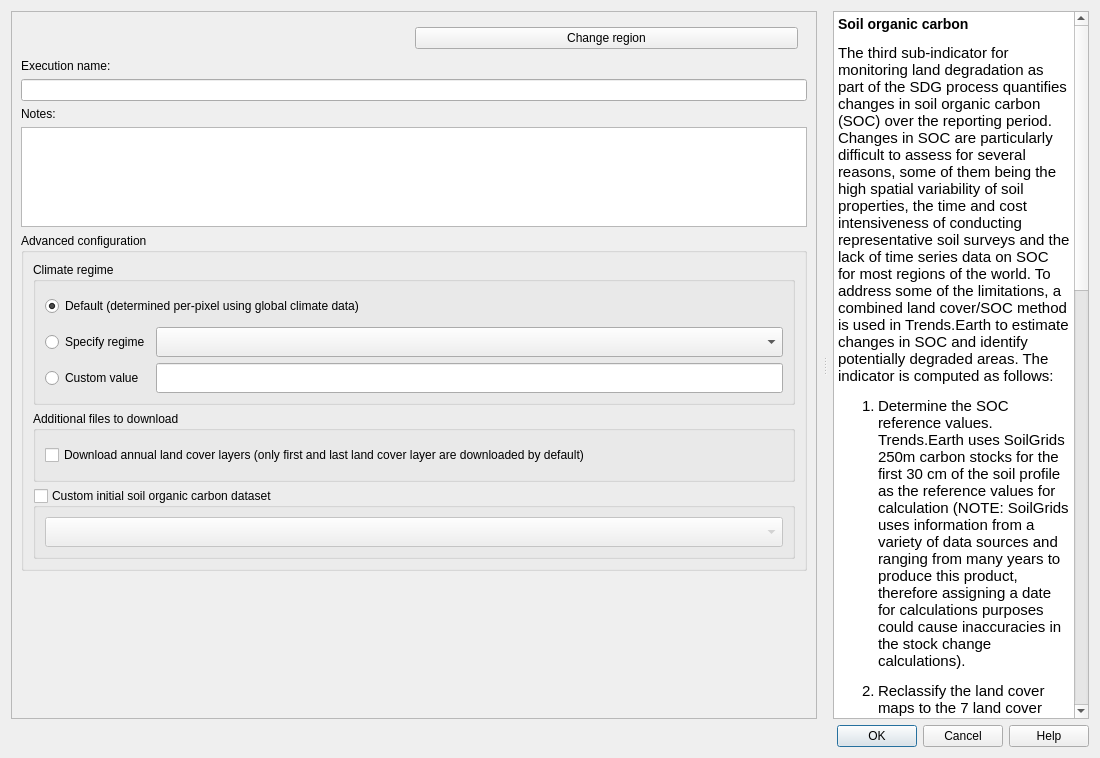
Above: LDMP/gui/DlgCalculateSOC.ui from ConservationInternational/trends.earth before the change. Below: the same form after it.
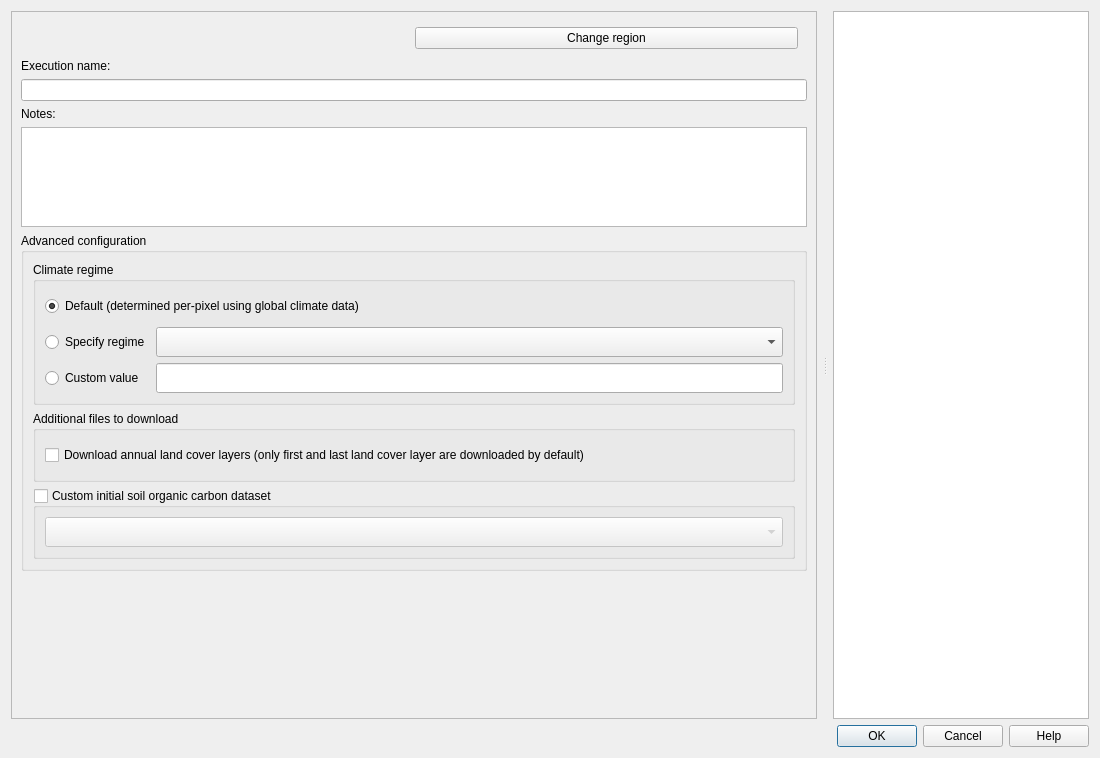
That is the form after the change. Custom widgets are drawn as their Qt base class.

```diff
--- a/LDMP/gui/DlgCalculateSOC.ui
+++ b/LDMP/gui/DlgCalculateSOC.ui
@@ -390,21 +390,7 @@
       <property name="accessibleName">
        <string/>
       </property>
-      <property name="html">
-       <string>&lt;!DOCTYPE HTML PUBLIC &quot;-//W3C//DTD HTML 4.0//EN&quot; &quot;http://www.w3.org/TR/REC-html40/strict.dtd&quot;&gt;
-&lt;html&gt;&lt;head&gt;&lt;meta name=&quot;qrichtext&quot; content=&quot;1&quot; /&gt;&lt;style type=&quot;text/css&quot;&gt;
-p, li { white-space: pre-wrap; }
-&lt;/style&gt;&lt;/head&gt;&lt;body style=&quot; font-family:'MS Shell Dlg 2'; font-size:12pt; font-weight:400; font-style:normal;&quot;&gt;
-&lt;h3 style=&quot; margin-top:14px; margin-bottom:12px; margin-left:0px; margin-right:0px; -qt-block-indent:0; text-indent:0px;&quot;&gt;&lt;span style=&quot; font-family:'Ubuntu'; font-size:11pt; font-weight:600;&quot;&gt;Soil organic carbon&lt;/span&gt;&lt;/h3&gt;
-&lt;p style=&quot; margin-top:12px; margin-bottom:12px; margin-left:0px; margin-right:0px; -qt-block-indent:0; text-indent:0px;&quot;&gt;&lt;span style=&quot; font-family:'Ubuntu'; font-size:11pt;&quot;&gt;The third sub-indicator for monitoring land degradation as part of the SDG process quantifies changes in soil organic carbon (SOC) over the reporting period. Changes in SOC are particularly difficult to assess for several reasons, some of them being the high spatial variability of soil properties, the time and cost intensiveness of conducting representative soil surveys and the lack of time series data on SOC for most regions of the world. To address some of the limitations, a combined land cover/SOC method is used in Trends.Earth to estimate changes in SOC and identify potentially degraded areas. The indicator is computed as follows:&lt;/span&gt;&lt;/p&gt;
-&lt;ol style=&quot;margin-top: 0px; margin-bottom: 0px; margin-left: 0px; margin-right: 0px; -qt-list-indent: 1;&quot;&gt;&lt;li style=&quot; font-family:'Ubuntu'; font-size:11pt;&quot; style=&quot; margin-top:12px; margin-bottom:12px; margin-left:0px; margin-right:0px; -qt-block-indent:0; text-indent:0px;&quot;&gt;Determine the SOC reference values. Trends.Earth uses SoilGrids 250m carbon stocks for the first 30 cm of the soil profile as the reference values for calculation (NOTE: SoilGrids uses information from a variety of data sources and ranging from many years to produce this product, therefore assigning a date for calculations purposes could cause inaccuracies in the stock change calculations).&lt;/li&gt;
-&lt;li style=&quot; font-family:'Ubuntu'; font-size:11pt;&quot; style=&quot; margin-top:12px; margin-bottom:12px; margin-left:0px; margin-right:0px; -qt-block-indent:0; text-indent:0px;&quot;&gt;Reclassify the land cover maps to the 7 land cover classes needed for reporting to the UNCCD (forest, grassland, cropland, wetland, artificial area, bare land and water). Ideally annual land cover maps are preferred, but at least land cover maps for the starting and end years are needed.&lt;/li&gt;
-&lt;li style=&quot; font-family:'Ubuntu'; font-size:11pt;&quot; style=&quot; margin-top:12px; margin-bottom:12px; margin-left:0px; margin-right:0px; -qt-block-indent:0; text-indent:0px;&quot;&gt;To estimate the changes in C stocks for the reporting period C conversion coefficients for changes in land use, management and inputs are recommended by the IPCC and the UNCCD. However, spatially explicit information on management and C inputs is not available for most regions. As such, only land use conversion coefficient can be applied for estimating changes in C stocks (using land cover as a proxy for land use). The coefficients used were the result of a literature review performed by the UNCCD and are presented at the &lt;a href=&quot;https://docs.trends.earth/en/latest/for_users/features/landdegradation.html#soil-organic-carbon&quot;&gt;&lt;span style=&quot; text-decoration: underline; &quot;&gt;Trends.Earth website&lt;/span&gt;&lt;/a&gt;. Those coefficients represent the proportional in C stocks after 20 years of land cover change.&lt;/li&gt;
-&lt;p style=&quot; margin-top:12px; margin-bottom:12px; margin-left:0px; margin-right:0px; -qt-block-indent:1; text-indent:0px;&quot;&gt;&lt;span style=&quot; font-family:'Ubuntu'; font-size:11pt;&quot;&gt;Changes in SOC are better studied for land cover transitions involving agriculture, and for that reason there is a different set of coefficients for each of the main global climatic regions: Temperate Dry (f = 0.80), Temperate Moist (f = 0.69), Tropical Dry (f = 0.58), Tropical Moist (f = 0.48), and Tropical Montane (f = 0.64).&lt;/span&gt;&lt;/p&gt;
-&lt;li style=&quot; font-family:'Ubuntu'; font-size:11pt;&quot; style=&quot; margin-top:12px; margin-bottom:12px; margin-left:0px; margin-right:0px; -qt-block-indent:0; text-indent:0px;&quot;&gt;Compute relative different in SOC between the baseline and the target period, areas which experienced a loss in SOC of 10% of more during the reporting period will be considered potentially degraded, and areas experiencing a gain of 10% or more as potentially improved.&lt;/li&gt;&lt;/ol&gt;
-&lt;p style=&quot;-qt-paragraph-type:empty; margin-top:12px; margin-bottom:12px; margin-left:0px; margin-right:0px; -qt-block-indent:0; text-indent:0px; font-family:'Ubuntu'; font-size:11pt;&quot;&gt;&lt;br /&gt;&lt;/p&gt;
-&lt;p style=&quot; margin-top:12px; margin-bottom:12px; margin-left:0px; margin-right:0px; -qt-block-indent:0; text-indent:0px;&quot;&gt;&lt;a href=&quot;https://docs.trends.earth/en/latest/for_users/features/landdegradation.html#soil-organic-carbon&quot;&gt;&lt;span style=&quot; font-family:'Ubuntu'; font-size:11pt; text-decoration: underline; &quot;&gt;More information on the Soil Organic Carbon SDG 15.3.1 sub-indicator&lt;/span&gt;&lt;/a&gt;&lt;/p&gt;&lt;/body&gt;&lt;/html&gt;</string>
-      </property>
+      <property name="html"><string/></property>
       <property name="openExternalLinks">
        <bool>true</bool>
       </property>
```
